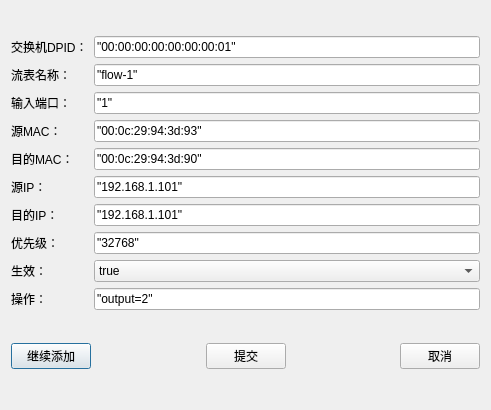
This is SDNNet/addflowdialog.ui in Deerdev/SDNTopology as Qt 5 draws it before an edit. The edited form follows.
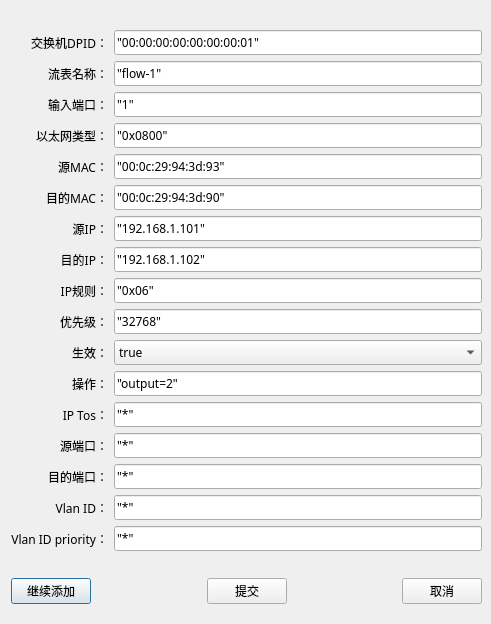
This is the edited form.

What changed in the file:
```diff
--- a/SDNNet/addflowdialog.ui
+++ b/SDNNet/addflowdialog.ui
@@ -7,92 +7,286 @@
     <x>0</x>
     <y>0</y>
     <width>491</width>
-    <height>410</height>
+    <height>624</height>
    </rect>
   </property>
+  <property name="font">
+   <font>
+    <family>文泉驿微米黑</family>
+   </font>
+  </property>
   <property name="windowTitle">
    <string>添加流表</string>
   </property>
   <property name="sizeGripEnabled">
    <bool>false</bool>
   </property>
+  <widget class="QWidget" name="layoutWidget">
+   <property name="geometry">
+    <rect>
+     <x>11</x>
+     <y>11</y>
+     <width>471</width>
+     <height>615</height>
+    </rect>
+   </property>
   <layout class="QGridLayout" name="gridLayout">
    <item row="0" column="0">
     <layout class="QVBoxLayout" name="verticalLayout">
      <item>
       <widget class="QLabel" name="label">
+        <property name="font">
+         <font>
+          <family>文泉驿微米黑</family>
+         </font>
+        </property>
        <property name="text">
         <string>交换机DPID：</string>
        </property>
+        <property name="alignment">
+         <set>Qt::AlignRight|Qt::AlignTrailing|Qt::AlignVCenter</set>
+        </property>
       </widget>
      </item>
      <item>
       <widget class="QLabel" name="label_2">
        <property name="font">
         <font>
-         <family>Ubuntu</family>
+          <family>文泉驿微米黑</family>
          <stylestrategy>PreferDefault</stylestrategy>
         </font>
        </property>
        <property name="text">
         <string>流表名称：</string>
        </property>
+        <property name="alignment">
+         <set>Qt::AlignRight|Qt::AlignTrailing|Qt::AlignVCenter</set>
+        </property>
       </widget>
      </item>
      <item>
       <widget class="QLabel" name="label_3">
+        <property name="font">
+         <font>
+          <family>文泉驿微米黑</family>
+         </font>
+        </property>
        <property name="text">
         <string>输入端口：</string>
        </property>
+        <property name="alignment">
+         <set>Qt::AlignRight|Qt::AlignTrailing|Qt::AlignVCenter</set>
+        </property>
+       </widget>
+      </item>
+      <item>
+       <widget class="QLabel" name="label_11">
+        <property name="font">
+         <font>
+          <family>文泉驿微米黑</family>
+         </font>
+        </property>
+        <property name="text">
+         <string>以太网类型：</string>
+        </property>
+        <property name="alignment">
+         <set>Qt::AlignRight|Qt::AlignTrailing|Qt::AlignVCenter</set>
+        </property>
       </widget>
      </item>
      <item>
       <widget class="QLabel" name="label_4">
+        <property name="font">
+         <font>
+          <family>文泉驿微米黑</family>
+         </font>
+        </property>
        <property name="text">
         <string>源MAC：</string>
        </property>
+        <property name="alignment">
+         <set>Qt::AlignRight|Qt::AlignTrailing|Qt::AlignVCenter</set>
+        </property>
       </widget>
      </item>
      <item>
       <widget class="QLabel" name="label_5">
+        <property name="font">
+         <font>
+          <family>文泉驿微米黑</family>
+         </font>
+        </property>
        <property name="text">
         <string>目的MAC：</string>
        </property>
+        <property name="alignment">
+         <set>Qt::AlignRight|Qt::AlignTrailing|Qt::AlignVCenter</set>
+        </property>
       </widget>
      </item>
      <item>
       <widget class="QLabel" name="label_10">
+        <property name="font">
+         <font>
+          <family>文泉驿微米黑</family>
+         </font>
+        </property>
        <property name="text">
         <string>源IP：</string>
        </property>
+        <property name="alignment">
+         <set>Qt::AlignRight|Qt::AlignTrailing|Qt::AlignVCenter</set>
+        </property>
       </widget>
      </item>
      <item>
       <widget class="QLabel" name="label_9">
+        <property name="font">
+         <font>
+          <family>文泉驿微米黑</family>
+         </font>
+        </property>
        <property name="text">
         <string>目的IP：</string>
        </property>
+        <property name="alignment">
+         <set>Qt::AlignRight|Qt::AlignTrailing|Qt::AlignVCenter</set>
+        </property>
+       </widget>
+      </item>
+      <item>
+       <widget class="QLabel" name="label_12">
+        <property name="font">
+         <font>
+          <family>文泉驿微米黑</family>
+         </font>
+        </property>
+        <property name="text">
+         <string>IP规则：</string>
+        </property>
+        <property name="alignment">
+         <set>Qt::AlignRight|Qt::AlignTrailing|Qt::AlignVCenter</set>
+        </property>
       </widget>
      </item>
      <item>
       <widget class="QLabel" name="label_6">
+        <property name="font">
+         <font>
+          <family>文泉驿微米黑</family>
+         </font>
+        </property>
        <property name="text">
         <string>优先级：</string>
        </property>
+        <property name="alignment">
+         <set>Qt::AlignRight|Qt::AlignTrailing|Qt::AlignVCenter</set>
+        </property>
       </widget>
      </item>
      <item>
       <widget class="QLabel" name="label_7">
+        <property name="font">
+         <font>
+          <family>文泉驿微米黑</family>
+         </font>
+        </property>
        <property name="text">
         <string>生效：</string>
        </property>
+        <property name="alignment">
+         <set>Qt::AlignRight|Qt::AlignTrailing|Qt::AlignVCenter</set>
+        </property>
       </widget>
      </item>
      <item>
       <widget class="QLabel" name="label_8">
+        <property name="font">
+         <font>
+          <family>文泉驿微米黑</family>
+         </font>
+        </property>
        <property name="text">
         <string>操作：</string>
        </property>
+        <property name="alignment">
+         <set>Qt::AlignRight|Qt::AlignTrailing|Qt::AlignVCenter</set>
+        </property>
+       </widget>
+      </item>
+      <item>
+       <widget class="QLabel" name="label_13">
+        <property name="font">
+         <font>
+          <family>文泉驿微米黑</family>
+         </font>
+        </property>
+        <property name="text">
+         <string>IP Tos：</string>
+        </property>
+        <property name="alignment">
+         <set>Qt::AlignRight|Qt::AlignTrailing|Qt::AlignVCenter</set>
+        </property>
+       </widget>
+      </item>
+      <item>
+       <widget class="QLabel" name="label_14">
+        <property name="font">
+         <font>
+          <family>文泉驿微米黑</family>
+         </font>
+        </property>
+        <property name="text">
+         <string>源端口：</string>
+        </property>
+        <property name="alignment">
+         <set>Qt::AlignRight|Qt::AlignTrailing|Qt::AlignVCenter</set>
+        </property>
+       </widget>
+      </item>
+      <item>
+       <widget class="QLabel" name="label_15">
+        <property name="font">
+         <font>
+          <family>文泉驿微米黑</family>
+         </font>
+        </property>
+        <property name="text">
+         <string>目的端口：</string>
+        </property>
+        <property name="alignment">
+         <set>Qt::AlignRight|Qt::AlignTrailing|Qt::AlignVCenter</set>
+        </property>
+       </widget>
+      </item>
+      <item>
+       <widget class="QLabel" name="label_17">
+        <property name="font">
+         <font>
+          <family>文泉驿微米黑</family>
+         </font>
+        </property>
+        <property name="text">
+         <string>Vlan ID：</string>
+        </property>
+        <property name="alignment">
+         <set>Qt::AlignRight|Qt::AlignTrailing|Qt::AlignVCenter</set>
+        </property>
+       </widget>
+      </item>
+      <item>
+       <widget class="QLabel" name="label_16">
+        <property name="font">
+         <font>
+          <family>文泉驿微米黑</family>
+         </font>
+        </property>
+        <property name="text">
+         <string>Vlan ID priority：</string>
+        </property>
+        <property name="alignment">
+         <set>Qt::AlignRight|Qt::AlignTrailing|Qt::AlignVCenter</set>
+        </property>
       </widget>
      </item>
     </layout>
@@ -120,6 +314,13 @@
        </property>
       </widget>
      </item>
+      <item>
+       <widget class="QLineEdit" name="ethTypeLineEdit">
+        <property name="text">
+         <string>&quot;0x0800&quot;</string>
+        </property>
+       </widget>
+      </item>
      <item>
       <widget class="QLineEdit" name="srcMACLineEdit">
        <property name="text">
@@ -144,7 +345,14 @@
      <item>
       <widget class="QLineEdit" name="desIPLineEdit">
        <property name="text">
-        <string>&quot;192.168.1.101&quot;</string>
+         <string>&quot;192.168.1.102&quot;</string>
+        </property>
+       </widget>
+      </item>
+      <item>
+       <widget class="QLineEdit" name="IPprotoLineEdit">
+        <property name="text">
+         <string>&quot;0x06&quot;</string>
        </property>
       </widget>
      </item>
@@ -176,12 +384,52 @@
        </property>
       </widget>
      </item>
+      <item>
+       <widget class="QLineEdit" name="IPTosLineEdit">
+        <property name="text">
+         <string>&quot;*&quot;</string>
+        </property>
+       </widget>
+      </item>
+      <item>
+       <widget class="QLineEdit" name="srcPortLineEdit">
+        <property name="text">
+         <string>&quot;*&quot;</string>
+        </property>
+       </widget>
+      </item>
+      <item>
+       <widget class="QLineEdit" name="dstPortLineEdit">
+        <property name="text">
+         <string>&quot;*&quot;</string>
+        </property>
+       </widget>
+      </item>
+      <item>
+       <widget class="QLineEdit" name="vlanIDLineEdit">
+        <property name="text">
+         <string>&quot;*&quot;</string>
+        </property>
+       </widget>
+      </item>
+      <item>
+       <widget class="QLineEdit" name="vlanIDPriorityLineEdit">
+        <property name="text">
+         <string>&quot;*&quot;</string>
+        </property>
+       </widget>
+      </item>
     </layout>
    </item>
    <item row="1" column="0" colspan="2">
     <layout class="QHBoxLayout" name="horizontalLayout">
      <item>
       <widget class="QPushButton" name="addAgainButton">
+        <property name="font">
+         <font>
+          <family>文泉驿微米黑</family>
+         </font>
+        </property>
        <property name="text">
         <string>继续添加</string>
        </property>
@@ -202,6 +450,11 @@
      </item>
      <item>
       <widget class="QPushButton" name="submitButton">
+        <property name="font">
+         <font>
+          <family>文泉驿微米黑</family>
+         </font>
+        </property>
        <property name="text">
         <string>提交</string>
        </property>
@@ -214,7 +467,7 @@
        </property>
        <property name="sizeHint" stdset="0">
         <size>
-         <width>31</width>
+          <width>100</width>
          <height>31</height>
         </size>
        </property>
@@ -222,6 +475,11 @@
      </item>
      <item>
       <widget class="QPushButton" name="cancelButton">
+        <property name="font">
+         <font>
+          <family>文泉驿微米黑</family>
+         </font>
+        </property>
        <property name="text">
         <string>取消</string>
        </property>
@@ -230,6 +488,7 @@
     </layout>
    </item>
   </layout>
+  </widget>
  </widget>
  <resources/>
  <connections/>
```
Lines whose indentation alone changed are shown as unchanged.
